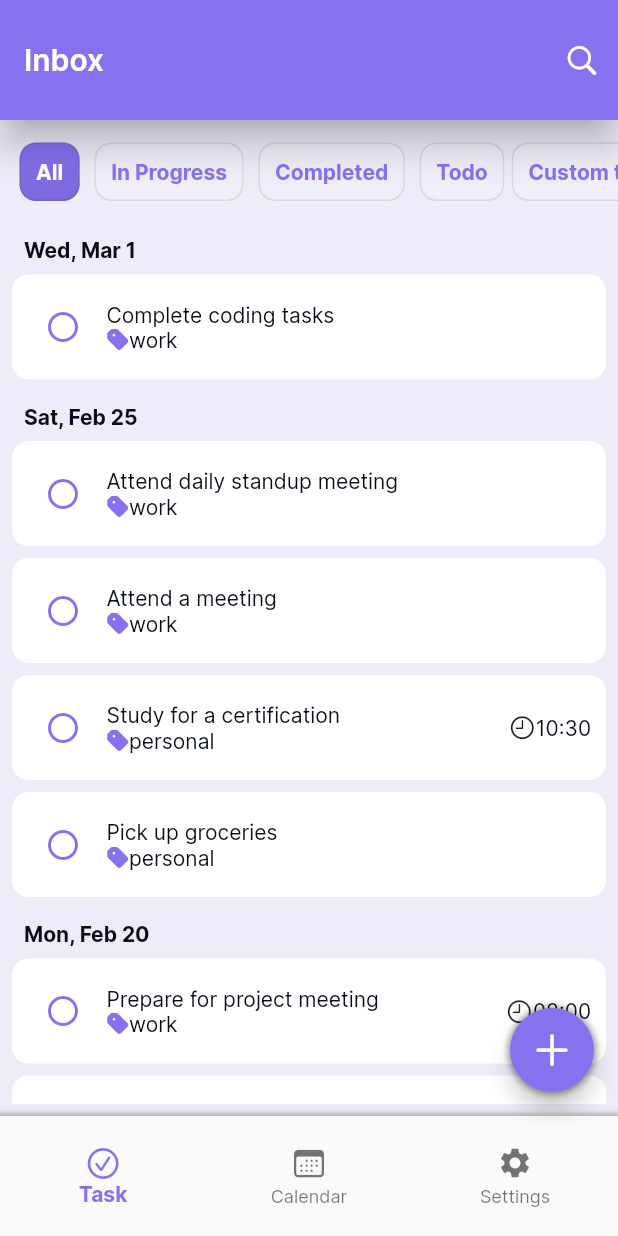
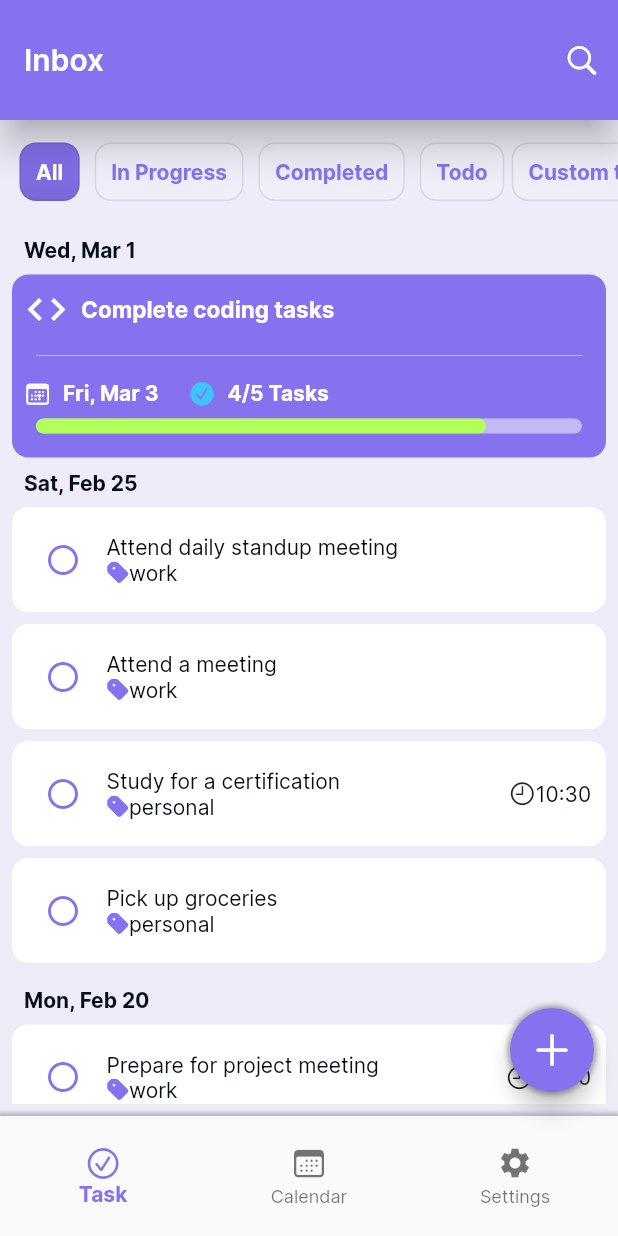
Before and after one commit to pnd280/taskly, a Flutter app: the screen it shows after launch, on a phone screen of 412 x 824 dp. Run offline on Flutter 3.47's test engine with Material 2 defaults, Android fonts, the phone set to English and light mode, and no system bars; drawn by our look-alikes of calendar_view; our stand-ins replace flutter_colorpicker, html_unescape, sqflite; missing offline and left inert: flutter_multi_select_items, quill_html_editor; accounts and stored records are empty.

Commit message:
add group task card

```diff
--- a/lib/miscs/dummies.dart
+++ b/lib/miscs/dummies.dart
@@ -32,12 +32,13 @@ List<Map<String, dynamic>> dummyTasks = [
     'rich_description': '<p>Finish coding tasks assigned for the day</p>',
     'createdAt': DateTime(2023, 3, 1, 10, 0),
     'beginAt': null,
-    'endAt': null,
+    'endAt': DateTime(2023, 3, 3, 10, 0),
     'repeat': false,
     'priority': 2,
     'isCompleted': false,
     'projectId': 'work',
     'isVisible': true,
+    'isGroupTask': true,
   },
   {
     'id': Uuid().v4().toString(),
--- a/lib/widgets/group_task_card.dart
+++ b/lib/widgets/group_task_card.dart
@@ -1,7 +1,13 @@
+import 'package:flutter/cupertino.dart';
 import 'package:flutter/material.dart';
+import 'package:intl/intl.dart';
+import 'package:taskly/miscs/colors.dart';
+import 'package:taskly/miscs/styles.dart';
 
 class GroupTaskCard extends StatefulWidget {
-  const GroupTaskCard({super.key});
+  Map task;
+
+  GroupTaskCard({super.key, required this.task});
 
   @override
   State<GroupTaskCard> createState() => GroupTaskCardState();
@@ -11,7 +17,111 @@ class GroupTaskCardState extends State<GroupTaskCard> {
   @override
   Widget build(BuildContext context) {
     return Container(
-      child: Center(child: Text('Group Task Card'),),
+      decoration: BoxDecoration(
+        color: TasklyColor.VeriPeri,
+        borderRadius: const BorderRadius.all(Radius.circular(11.0)),
+      ),
+      child: Padding(
+        padding: const EdgeInsets.all(8.0),
+        child: Column(
+          crossAxisAlignment: CrossAxisAlignment.start,
+          children: [
+            Row(
+              children: [
+                const Padding(
+                  padding: EdgeInsets.only(right: 8.0),
+                  child: Icon(
+                    Icons.code,
+                    color: Colors.white,
+                    size: 30,
+                  ),
+                ),
+                Text(
+                  widget.task['title'],
+                  style: const TextStyle(
+                      fontWeight: FontWeight.bold,
+                      color: Colors.white,
+                      fontSize: 15),
+                ),
+              ],
+            ),
+            Padding(
+              padding: const EdgeInsets.all(8.0),
+              child: Divider(
+                color: Colors.white.withOpacity(.5),
+              ),
+            ),
+            Row(
+              children: [
+                Padding(
+                  padding: const EdgeInsets.only(right: 20.0),
+                  child: Row(
+                    children: [
+                      const Padding(
+                        padding: EdgeInsets.only(right: 8.0),
+                        child: Icon(
+                          CupertinoIcons.calendar_today,
+                          color: Colors.white,
+                          size: 18,
+                        ),
+                      ),
+                      Text(
+                        DateFormat('EEE, MMM d').format(widget.task['endAt']),
+                        style: const TextStyle(
+                          fontWeight: FontWeight.bold,
+                          color: Colors.white,
+                        ),
+                      ),
+                    ],
+                  ),
+                ),
+                Row(
+                  children: const [
+                    Padding(
+                      padding: EdgeInsets.only(right: 8.0),
+                      child: Icon(
+                        CupertinoIcons.check_mark_circled_solid,
+                        color: Colors.lightBlueAccent,
+                        size: 18,
+                      ),
+                    ),
+                    Text(
+                      '4/5 Tasks',
+                      style: const TextStyle(
+                        fontWeight: FontWeight.bold,
+                        color: Colors.white,
+                      ),
+                    ),
+                  ],
+                ),
+              ],
+            ),
+            // make a progress bar with 2 stacked sizedbox
+            Padding(
+              padding: const EdgeInsets.all(8.0),
+              child: Stack(
+                children: [
+                  Container(
+                    height: 10,
+                    decoration: BoxDecoration(
+                      color: Colors.white.withOpacity(.5),
+                      borderRadius: BorderRadius.circular(10),
+                    ),
+                  ),
+                  Container(
+                    height: 10,
+                    width: 300,
+                    decoration: BoxDecoration(
+                      color: Colors.lightGreenAccent,
+                      borderRadius: BorderRadius.circular(10),
+                    ),
+                  ),
+                ],
+              ),
+            ),
+          ],
+        ),
+      ),
     );
   }
 }
--- a/lib/widgets/task_card.dart
+++ b/lib/widgets/task_card.dart
@@ -7,6 +7,8 @@ import 'package:taskly/globals.dart';
 import 'package:taskly/miscs/colors.dart';
 import 'package:intl/intl.dart';
 import 'package:taskly/pages/task_editor.dart';
+
+import 'group_task_card.dart';
 
 Widget TaskCluster(
   DateTime? dateTime,
@@ -32,7 +34,7 @@ Widget TaskCluster(
                 ),
               ),
       ),
-      ...(tasks.map((e) => TaskCard(e, borderColor, parentContext)).toList()),
+      ...(tasks.map((e) => e['isGroupTask'] != null ? GroupTaskCard(task: e,) : TaskCard(e, borderColor, parentContext)).toList()),
     ],
   );
 }
@@ -111,18 +113,14 @@ Widget TaskCard(Map task, Color borderColor, context) {
                         ),
                         task['projectId'] != null
                             ? Row(
-                                children: [
-                                  const Icon(
-                                    CupertinoIcons.tags_solid,
-                                    size: 15,
-                                    color: TasklyColor.VeriPeri,
-                                  ),
-                                  Text(
+                              children: [
+                                const Icon(CupertinoIcons.tags_solid, size: 15, color: TasklyColor.VeriPeri,),
+                                Text(
                                     task['projectId'],
                                     style: const TextStyle(),
                                   ),
-                                ],
-                              )
+                              ],
+                            )
                             : Container(),
                       ],
                     ),
```
